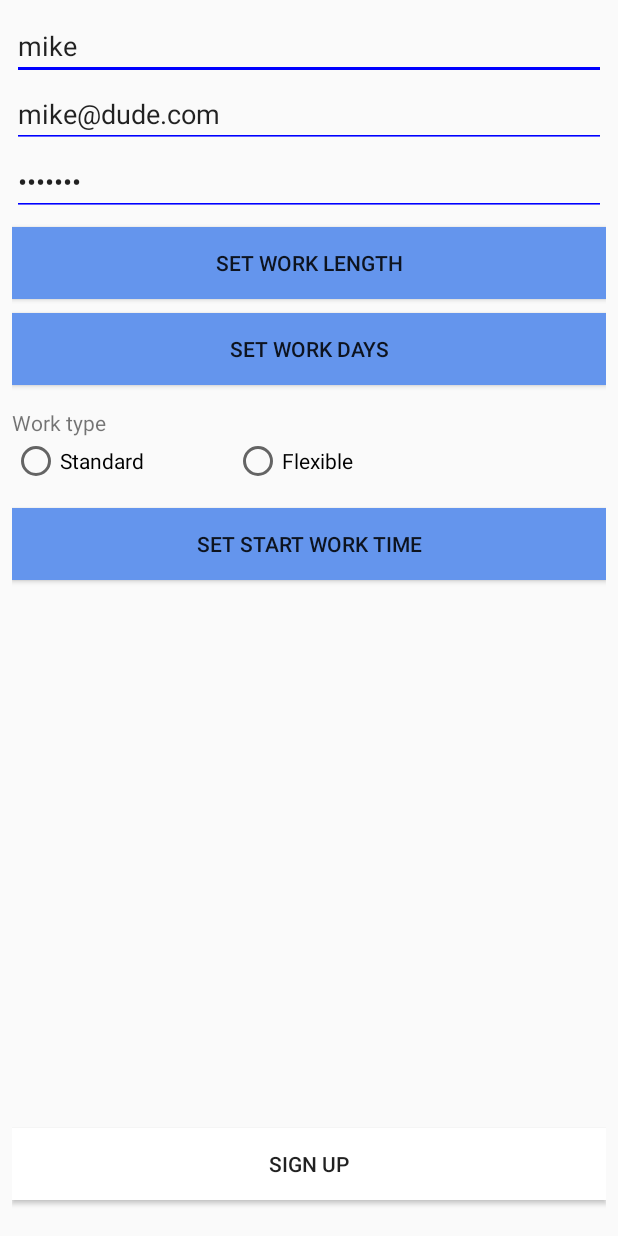
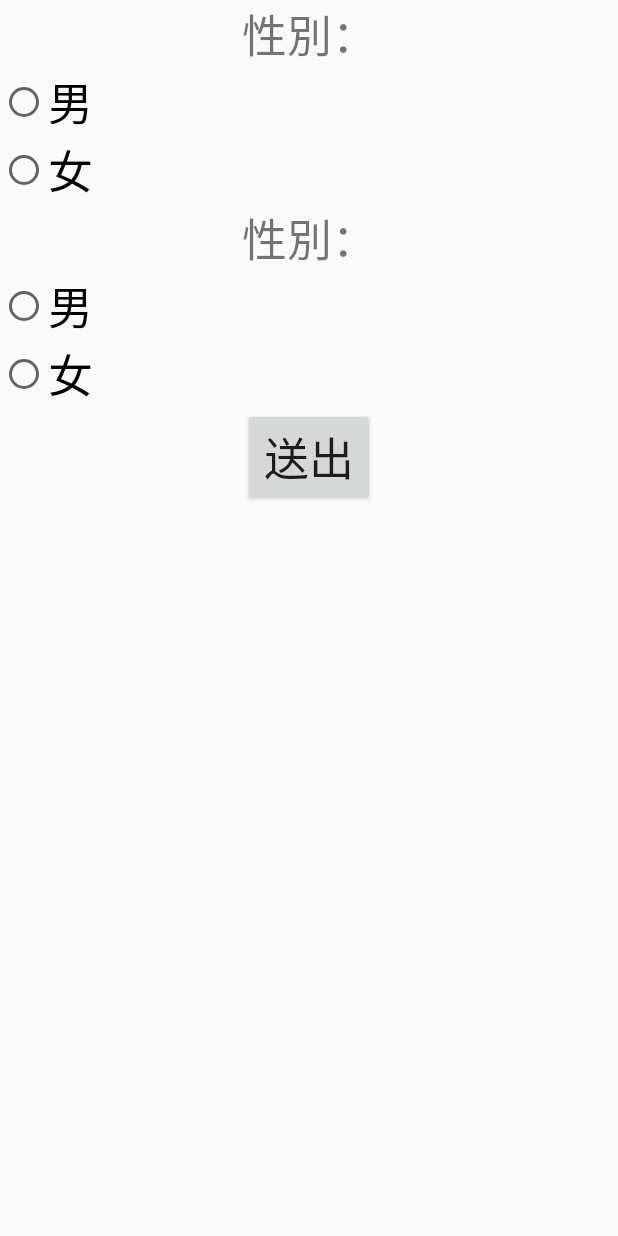
Before and after one commit to danghoangnhan/Computer-Based-Short-Term-Memory, an Android app: the layout activity_register.xml on its own in the app's theme, with its tools: preview values and no code run, on a phone screen of 412 x 824 dp. Run offline under Robolectric (Android 15) with nearby library versions, the phone set to English and light mode, and no system bars.

Commit message:
add ad8 object

```diff
--- /dev/null
+++ b/app/src/main/java/com/example/memorygame/Object/AD8Object/AD8Form.java
@@ -0,0 +1,38 @@
+package com.example.memorygame.Object.AD8Object;
+
+import java.util.ArrayList;
+import java.util.Arrays;
+import java.util.List;
+
+public class AD8Form {
+    List<AD8_Question> questionList;
+    List<String> question = Arrays.asList(
+            "例如落入圈套或騙局、財務上不好的決定、買了對受禮者不合宜的禮物",
+            "對活動和嗜好的興趣降低",
+            "重複相同的問題、故事和陳述",
+            "學習如何使用工具、設備、和小器具上有困難",
+            "忘記正確的月份和年份",
+            "處理複雜的財務上有困難",
+            "記住約會的時間有困難",
+            "有持續的思考和記憶方面的問題");
+    public AD8Form() {
+        this.questionList = new ArrayList<>();
+        for (int i = 1;i<question.size();i++){
+            questionList.add(new AD8_Question(i,question.get(i),generateAnswer()));
+        }
+
+    }
+    public List<AD8_Answer> generateAnswer(){
+        return Arrays.asList(
+                new AD8_Answer(1, "有改變"),
+                new AD8_Answer(0,"沒有改變"),
+                new AD8_Answer(0,"不知道"));
+    }
+    public List<AD8_Question> getQuestionList() {
+        return questionList;
+    }
+
+    public void setQuestionList(List<AD8_Question> questionList) {
+        this.questionList = questionList;
+    }
+}
--- /dev/null
+++ b/app/src/main/java/com/example/memorygame/Object/AD8Object/AD8_Answer.java
@@ -0,0 +1,27 @@
+package com.example.memorygame.Object.AD8Object;
+
+public class AD8_Answer {
+    private Integer point;
+    public Integer AnswerDisplay;
+
+    public AD8_Answer(Integer point, String answerDisplay) {
+        this.point = point;
+        AnswerDisplay = answerDisplay;
+    }
+
+    public Integer getPoint() {
+        return point;
+    }
+
+    public void setPoint(Integer point) {
+        this.point = point;
+    }
+
+    public Integer getAnswerDisplay() {
+        return AnswerDisplay;
+    }
+
+    public void setAnswerDisplay(Integer answerDisplay) {
+        AnswerDisplay = answerDisplay;
+    }
+}
--- /dev/null
+++ b/app/src/main/java/com/example/memorygame/Object/AD8Object/AD8_Question.java
@@ -0,0 +1,49 @@
+package com.example.memorygame.Object.AD8Object;
+
+import java.util.List;
+
+public class AD8_Question {
+
+    private Integer questionNumber;
+    private String question;
+    private List<AD8_Answer> AnswerList;
+    private AD8Form currentAnswer;
+
+    public AD8_Question(Integer questionNumber,String question, List<AD8_Answer> answerList) {
+        this.questionNumber = questionNumber;
+        this.question = question;
+        this.AnswerList = answerList;
+    }
+
+    public String getQuestion() {
+        return question;
+    }
+
+    public void setQuestion(String question) {
+        this.question = question;
+    }
+
+    public List<AD8_Answer> getAnswerList() {
+        return AnswerList;
+    }
+
+    public void setAnswerList(List<AD8_Answer> answerList) {
+        AnswerList = answerList;
+    }
+
+    public AD8Form getCurrentAnswer() {
+        return currentAnswer;
+    }
+
+    public void setCurrentAnswer(AD8Form currentAnswer) {
+        this.currentAnswer = currentAnswer;
+    }
+
+    public Integer getQuestionNumber() {
+        return questionNumber;
+    }
+
+    public void setQuestionNumber(Integer questionNumber) {
+        this.questionNumber = questionNumber;
+    }
+}
--- a/app/src/main/res/layout/activity_register.xml
+++ b/app/src/main/res/layout/activity_register.xml
@@ -1,144 +1,71 @@
-<RelativeLayout xmlns:android="http://schemas.android.com/apk/res/android"
-    xmlns:tools="http://schemas.android.com/tools" android:layout_width="match_parent"
-    android:layout_height="match_parent" android:paddingLeft="@dimen/activity_horizontal_margin"
-    android:paddingRight="@dimen/activity_horizontal_margin"
-    android:paddingTop="@dimen/activity_vertical_margin"
-    android:paddingBottom="@dimen/activity_vertical_margin"
-    tools:context="com.example.memorygame.Activity.RegisterActivity"
-    >
-    <!--android:background="@drawable/old_car"-->
-    <EditText
+<?xml version="1.0" encoding="utf-8"?>
+<LinearLayout xmlns:android="http://schemas.android.com/apk/res/android"
+    xmlns:app="http://schemas.android.com/apk/res-auto"
+    xmlns:tools="http://schemas.android.com/tools"
+    android:layout_width="match_parent"
+    android:layout_height="match_parent"
+    android:orientation="vertical"
+    tools:context=".Activity.RegisterActivity">
+    <TextView
+        android:id="@+id/sex"
+        android:layout_width="match_parent"
+        android:layout_height="wrap_content"
+        android:gravity="center"
+        android:text="性別："
+        android:textSize="30dp"
+        />
+    <RadioGroup
+        android:id="@+id/sex_radioGroup"
+        android:layout_width="match_parent"
+        android:layout_height="wrap_content">
+        <RadioButton
+            android:id="@+id/sex_radioButton1"
+            android:layout_width="match_parent"
+            android:layout_height="wrap_content"
+            android:text="男"
+            android:textSize="30dp"
+            />
+        <RadioButton
+            android:id="@+id/sex_radioButton2"
+            android:layout_width="match_parent"
+            android:layout_height="wrap_content"
+            android:text="女"
+            android:textSize="30dp"
+            />
+    </RadioGroup>
+    <TextView
+        android:id="@+id/workingStatus"
+        android:layout_width="match_parent"
+        android:layout_height="wrap_content"
+        android:gravity="center"
+        android:text="性別："
+        android:textSize="30dp"
+        />
+    <RadioGroup
+        android:id="@+id/workingStatus_radioGroup"
+        android:layout_width="match_parent"
+        android:layout_height="wrap_content">
+        <RadioButton
+            android:id="@+id/workingStatus_radioButton1"
+            android:layout_width="match_parent"
+            android:layout_height="wrap_content"
+            android:text="男"
+            android:textSize="30dp"
+            />
+        <RadioButton
+            android:id="@+id/workingStatus_radioButton2"
+            android:layout_width="match_parent"
+            android:layout_height="wrap_content"
+            android:text="女"
+            android:textSize="30dp"
+            />
+    </RadioGroup>
+    <Button
+        android:id="@+id/okbutton"
         android:layout_width="wrap_content"
         android:layout_height="wrap_content"
-        android:inputType="textPersonName"
-        android:hint="Username"
-        android:ems="10"
-        android:id="@+id/userNameRegisteredEditText"
-        android:text="mike"
-        android:layout_alignParentStart="true"
-        android:backgroundTint="@color/blue"
-        android:layout_alignParentEnd="true" />
-
-    <EditText
-        android:layout_width="wrap_content"
-        android:layout_height="wrap_content"
-        android:inputType="textEmailAddress"
-        android:ems="10"
-        android:hint="Email address"
-        android:id="@+id/emailRegisteredEditText"
-        android:layout_alignParentStart="true"
-        android:layout_alignEnd="@+id/userNameRegisteredEditText"
-        android:text="mike@dude.com"
-        android:backgroundTint="@color/blue"
-        android:layout_below="@+id/userNameRegisteredEditText" />
-
-    <EditText
-        android:layout_width="wrap_content"
-        android:layout_height="wrap_content"
-        android:inputType="textPassword"
-        android:ems="10"
-        android:hint="Password"
-        android:text="2312321"
-        android:id="@+id/passwordRegisteredEditText"
-        android:autoLink="none"
-        android:backgroundTint="@color/blue"
-        android:layout_below="@+id/emailRegisteredEditText"
-        android:layout_alignParentStart="true"
-        android:layout_alignEnd="@+id/emailRegisteredEditText" />
-
-    <TableLayout android:layout_width="match_parent" android:id="@+id/idTableInRadioGroup" android:layout_height="wrap_content"
-        android:layout_below="@+id/work_type_register_text">
-        <TableRow android:id="@+id/tableRow1" android:layout_width="wrap_content" android:layout_height="wrap_content">
-
-            <RadioGroup android:id="@+id/idRadio_group1_standard_type_work"
-                android:layout_width="match_parent"
-                android:layout_height="wrap_content"
-                android:layout_marginLeft="0dp"
-                android:orientation="vertical">
-                <RadioButton android:id="@+id/standardTypeWorkRegisterRadioButton"
-                    android:backgroundTint="@color/blue"
-                    android:layout_width="match_parent"
-                    android:layout_height="wrap_content"
-                    android:text="@string/standard_type_work"
-                    android:checked="false" />
-
-            </RadioGroup>
-            <RadioGroup android:id="@+id/idRadio_group2_flexible_type_work"
-                android:layout_width="match_parent"
-                android:layout_height="wrap_content"
-                android:layout_marginLeft="60dp"
-                android:orientation="vertical">
-
-                <RadioButton android:id="@+id/flexibleTypeWorkRegisterRadioButton"
-                    android:backgroundTint="@color/blue"
-                    android:layout_width="match_parent"
-                    android:layout_height="wrap_content"
-                    android:text="@string/flexible_type_work"/>
-            </RadioGroup>
-        </TableRow>
-    </TableLayout>
-
-
-    <Button
-        android:layout_width="match_parent"
-        android:layout_height="wrap_content"
-        android:text="Sign Up"
-        android:id="@+id/registeredButton"
-        android:background="@color/white"
-        android:layout_alignParentBottom="true"
-        android:layout_alignParentStart="true"
-        android:layout_marginBottom="16dp" />
-
-    <TextView
-        android:layout_width="wrap_content"
-        android:layout_height="wrap_content"
-        android:textAppearance="?android:attr/textAppearanceSmall"
-        android:text="@string/work_type_register_text"
-        android:id="@+id/work_type_register_text"
-        android:layout_below="@+id/work_days_in_week"
-        android:layout_alignParentStart="true"
-        android:layout_marginTop="15dp"
+        android:layout_gravity="center"
+        android:text="送出"
+        android:textSize="30dp"
         />
-
-    <Button
-        android:layout_width="190dp"
-        android:layout_height="wrap_content"
-        android:text="@string/length_work_hours_register_text"
-        android:id="@+id/length_work_hours_register_button"
-        android:background="@color/cornflower_blue"
-        android:layout_below="@+id/passwordRegisteredEditText"
-        android:layout_marginTop="7dp"
-        android:layout_alignEnd="@+id/passwordRegisteredEditText"
-        android:layout_alignParentStart="true" />
-
-
-    <Button
-        android:layout_width="130dp"
-        android:layout_height="wrap_content"
-        android:text="@string/set_work_days"
-        android:background="@color/cornflower_blue"
-        android:id="@+id/work_days_in_week"
-        android:layout_below="@+id/length_work_hours_register_button"
-        android:layout_alignParentStart="true"
-        android:layout_marginTop="9dp"
-        android:layout_alignParentEnd="true" />
-
-    <Button
-        android:layout_width="match_parent"
-        android:layout_height="wrap_content"
-        android:text="@string/start_work_time"
-        android:id="@+id/startStandardWorkTimeRegisterButton"
-        android:background="@color/cornflower_blue"
-        android:layout_below="@+id/idTableInRadioGroup"
-        android:layout_marginTop="15dp"
-        />
-
-    <ListView
-        android:layout_width="wrap_content"
-        android:layout_height="wrap_content"
-        android:id="@+id/work_days_in_week_list"
-        android:layout_above="@+id/registeredButton"
-        android:layout_marginBottom="34dp"
-        android:layout_below="@+id/startStandardWorkTimeRegisterButton"
-        android:visibility="gone" />
-</RelativeLayout>
+</LinearLayout>
```
